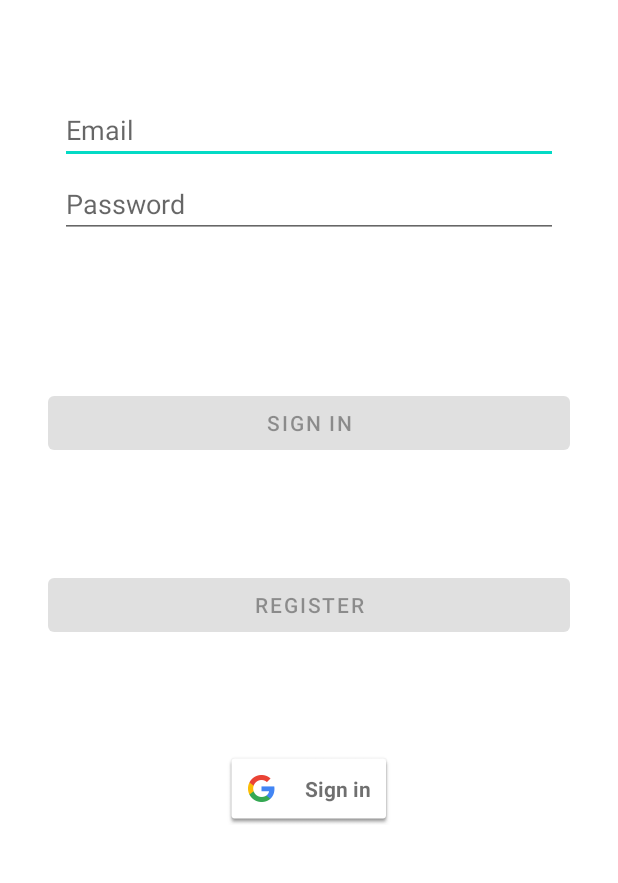
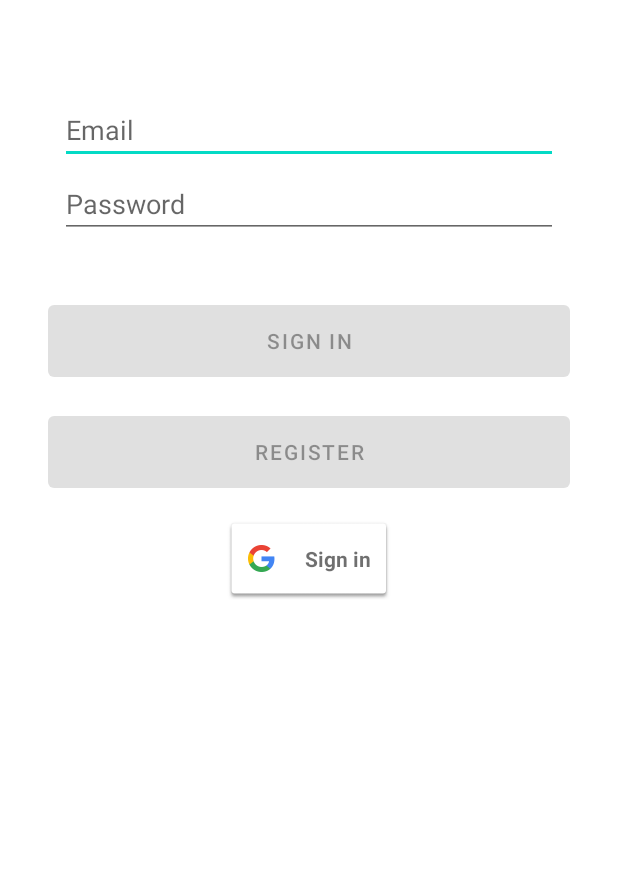
Before and after one commit to saul-h/student-planner-app, an Android app: the screen it shows after launch (LoginActivity), on a phone screen of 412 x 824 dp, the part 277-1160 px from its top. Run offline under Robolectric (Android 15) with nearby library versions, the phone set to English and light mode, and no system bars.

Commit message:
Made login layout look a little better

```diff
--- a/app/src/main/res/layout/activity_login.xml
+++ b/app/src/main/res/layout/activity_login.xml
@@ -45,7 +45,7 @@
     <Button
         android:id="@+id/login"
         android:layout_width="0dp"
-        android:layout_height="48dp"
+        android:layout_height="60dp"
         android:layout_gravity="start"
         android:layout_marginStart="16dp"
         android:layout_marginLeft="16dp"
@@ -63,7 +63,7 @@
     <Button
         android:id="@+id/register"
         android:layout_width="0dp"
-        android:layout_height="48dp"
+        android:layout_height="60dp"
         android:layout_gravity="start"
         android:layout_marginStart="16dp"
         android:layout_marginLeft="16dp"
@@ -108,11 +108,12 @@
     <com.google.android.gms.common.SignInButton
         android:id="@+id/google_sign_in_button"
         android:layout_width="wrap_content"
-        android:layout_height="wrap_content"
+        android:layout_height="55dp"
         android:layout_marginStart="100dp"
         android:layout_marginLeft="100dp"
         android:layout_marginEnd="100dp"
         android:layout_marginRight="100dp"
+        android:layout_marginBottom="210dp"
         android:visibility="visible"
         app:layout_constraintBottom_toBottomOf="parent"
         app:layout_constraintEnd_toEndOf="parent"
```
